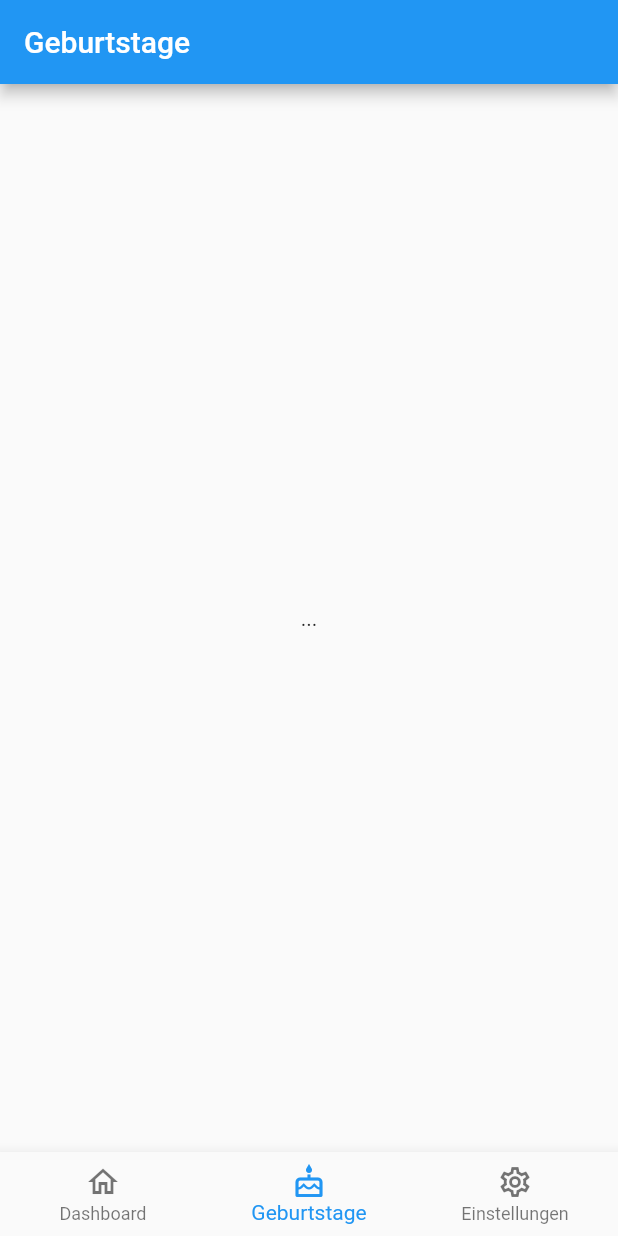
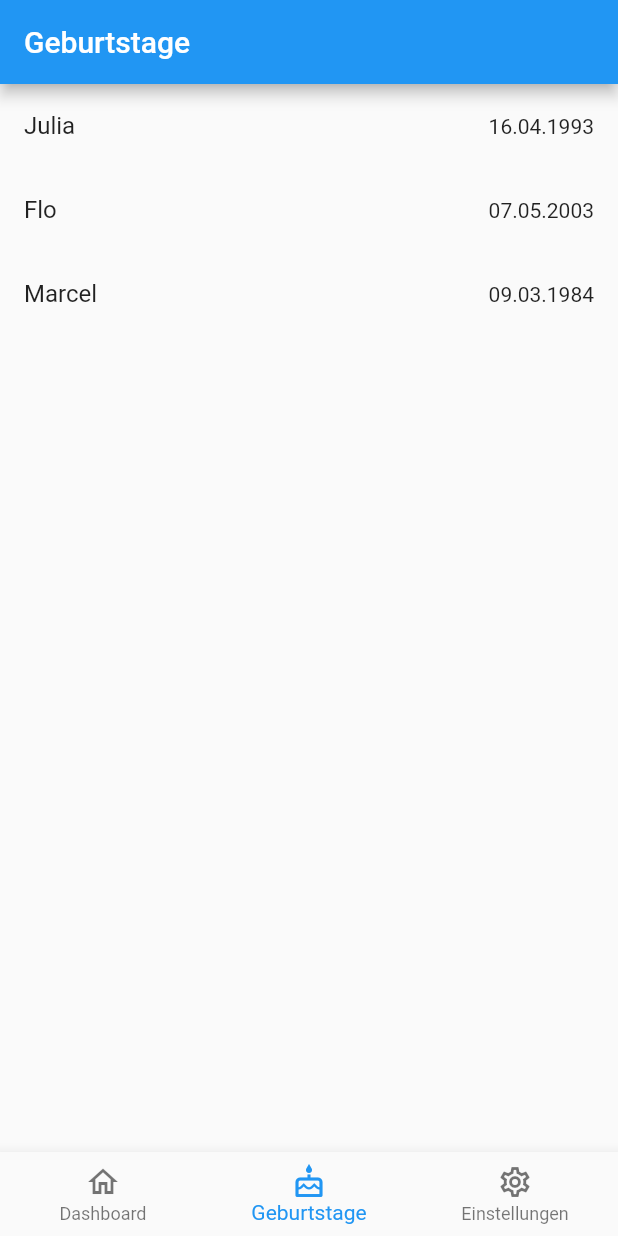
Before and after one commit to coodoo-io/geburtstags-app, a Flutter app: the screen it shows after launch, on a phone screen of 412 x 824 dp. Run offline on Flutter 3.47's test engine with Material 2 defaults, Android fonts, the phone set to English and light mode, and no system bars.

Commit message:
2. Geburtstagsliste erstellen

```diff
--- a/lib/screens/birthdays.screen.dart
+++ b/lib/screens/birthdays.screen.dart
@@ -1,4 +1,5 @@
 import 'package:flutter/material.dart';
+import 'package:intl/intl.dart';
 
 class BirthdaysScreen extends StatelessWidget {
   const BirthdaysScreen({Key? key}) : super(key: key);
@@ -7,7 +8,34 @@ class BirthdaysScreen extends StatelessWidget {
   Widget build(BuildContext context) {
     return Scaffold(
       appBar: AppBar(title: const Text("Geburtstage")),
-      body: const Center(child: Text("...")),
+      body: ListView(
+        children: [
+          ListTile(
+            title: const Text('Julia'),
+            trailing: Text(
+              DateFormat('dd.MM.yyyy').format(
+                DateTime(1993, 4, 16),
+              ),
+            ),
+          ),
+          ListTile(
+            title: const Text('Flo'),
+            trailing: Text(
+              DateFormat('dd.MM.yyyy').format(
+                DateTime(2003, 5, 7),
+              ),
+            ),
+          ),
+          ListTile(
+            title: const Text('Marcel'),
+            trailing: Text(
+              DateFormat('dd.MM.yyyy').format(
+                DateTime(1984, 3, 9),
+              ),
+            ),
+          ),
+        ],
+      ),
     );
   }
 }
--- a/pubspec.yaml
+++ b/pubspec.yaml
@@ -10,6 +10,8 @@ dependencies:
   flutter:
     sdk: flutter
 
+  intl: ^0.17.0
+
 dev_dependencies:
   flutter_test:
     sdk: flutter
```
Also changed, not shown: pubspec.lock.
